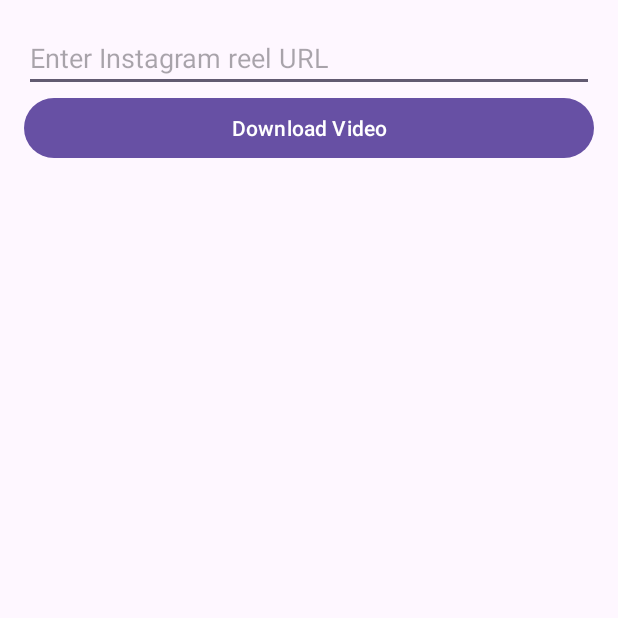
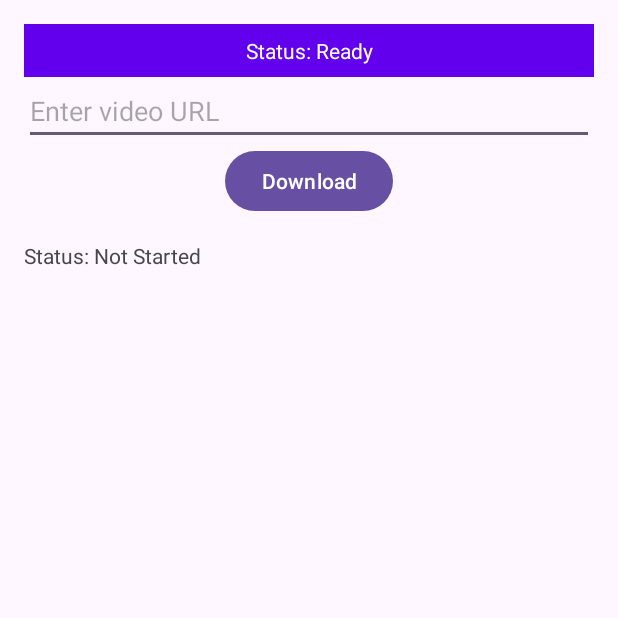
Before and after one commit to HellDeadShot/VideoDownloader, an Android app: the screen it shows after launch (MainActivity), on a phone screen of 412 x 824 dp, the top half of it. Run offline under Robolectric (Android 15) with nearby library versions, the phone set to English and light mode, and no system bars; libraries missing offline, so code that uses them is left out: com.chaquo.python, com.yausername.youtubedl_android; 2 statements that could not run were skipped.

Commit message:
yt change

```diff
--- a/app/src/main/AndroidManifest.xml
+++ b/app/src/main/AndroidManifest.xml
@@ -11,6 +11,7 @@
 
     <application
         android:extractNativeLibs="true"
+        android:requestLegacyExternalStorage="true"
         android:allowBackup="true"
         android:dataExtractionRules="@xml/data_extraction_rules"
         android:fullBackupContent="@xml/backup_rules"
--- a/app/src/main/res/layout/activity_main.xml
+++ b/app/src/main/res/layout/activity_main.xml
@@ -8,29 +8,45 @@
     tools:context=".MainActivity">
 
     <LinearLayout
+        xmlns:android="http://schemas.android.com/apk/res/android"
         android:layout_width="match_parent"
         android:layout_height="match_parent"
         android:orientation="vertical"
         android:padding="16dp">
 
+        <!-- Status Bar -->
+        <TextView
+            android:id="@+id/statusBar"
+            android:layout_width="match_parent"
+            android:layout_height="wrap_content"
+            android:background="#FF6200EE"
+            android:textColor="#FFFFFF"
+            android:padding="8dp"
+            android:text="Status: Ready"
+            android:gravity="center" />
+
+
+        <!-- Input and Button -->
         <EditText
             android:id="@+id/urlInput"
             android:layout_width="match_parent"
             android:layout_height="wrap_content"
-            android:hint="Enter Instagram reel URL"
-            android:inputType="textUri" />
+            android:hint="Enter video URL" />
 
         <Button
             android:id="@+id/downloadButton"
-            android:layout_width="match_parent"
+            android:layout_width="wrap_content"
             android:layout_height="wrap_content"
-            android:text="Download Video" />
+            android:text="Download"
+            android:layout_gravity="center" />
 
         <TextView
             android:id="@+id/statusText"
             android:layout_width="match_parent"
             android:layout_height="wrap_content"
-            android:paddingTop="16dp" />
+            android:paddingTop="16dp"
+            android:text="Status: Not Started" />
+
     </LinearLayout>
 
 
```
Also changed, not shown: app/build.gradle (+11 -3 lines), app/src/main/java/com/example/videodownloader/MainActivity.kt (+32 -12 lines).
